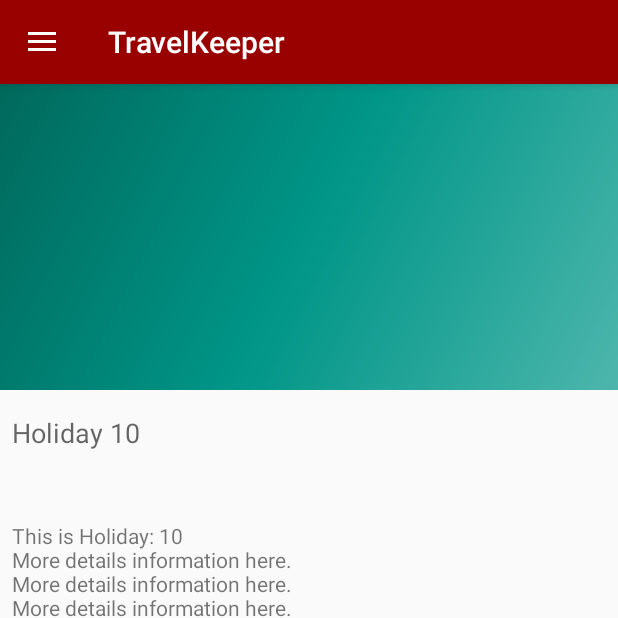
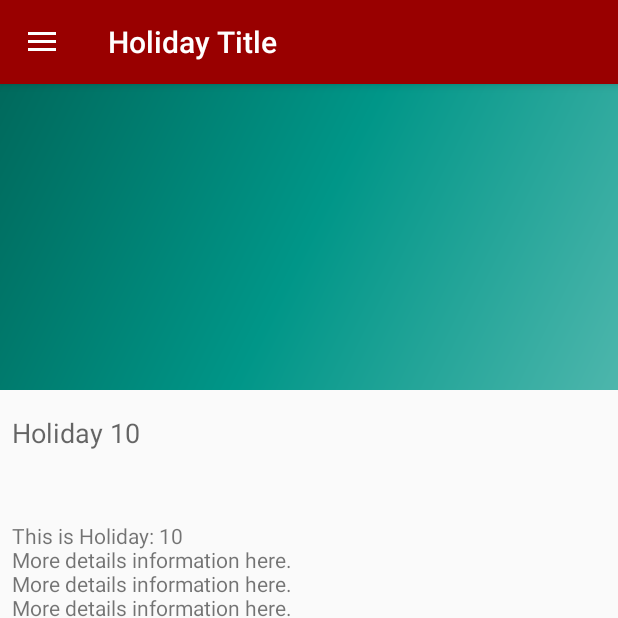
Before and after one commit to geoking/TravelKeeper, an Android app: the fragment HolidayFragment placed in its activity, after a tap on "10", on a phone screen of 412 x 824 dp, the top half of it. Run offline under Robolectric (Android 15) with nearby library versions, the phone set to English and light mode, and no system bars.

Commit message:
Updates strings and titles

```diff
--- a/app/src/main/java/me/geoking/travelkeeper/fragments/HolidayDetailsFragment.java
+++ b/app/src/main/java/me/geoking/travelkeeper/fragments/HolidayDetailsFragment.java
@@ -63,12 +63,19 @@ public class HolidayDetailsFragment extends Fragment {
     }
 
     @Override
+    public void onResume() {
+        super.onResume();
+        String title = getActivity().getResources().getString(R.string.title_holiday_details);
+        getActivity().setTitle(title);
+    }
+
+    @Override
     public View onCreateView(LayoutInflater inflater, ViewGroup container,
                              Bundle savedInstanceState) {
         // Inflate the layout for this fragment
         View view = inflater.inflate(R.layout.fragment_holiday_details, container, false);
 
-        TextView titleField = view.findViewById(R.id.holiday_details_title);
+        TextView titleField = view.findViewById(R.id.title_holiday_details);
         titleField.setText(item.content);
         TextView notesField = view.findViewById(R.id.holiday_notes);
         notesField.setText(item.details);
--- a/app/src/main/java/me/geoking/travelkeeper/fragments/HolidayFragment.java
+++ b/app/src/main/java/me/geoking/travelkeeper/fragments/HolidayFragment.java
@@ -55,6 +55,13 @@ public class HolidayFragment extends Fragment {
     }
 
     @Override
+    public void onResume() {
+        super.onResume();
+        String title = getActivity().getResources().getString(R.string.title_holidays);
+        getActivity().setTitle(title);
+    }
+
+    @Override
     public View onCreateView(LayoutInflater inflater, ViewGroup container,
                              Bundle savedInstanceState) {
         View view = inflater.inflate(R.layout.fragment_holiday_list, container, false);
--- a/app/src/main/java/me/geoking/travelkeeper/fragments/MainFragment.java
+++ b/app/src/main/java/me/geoking/travelkeeper/fragments/MainFragment.java
@@ -62,6 +62,13 @@ public class MainFragment extends Fragment {
     }
 
     @Override
+    public void onResume() {
+        super.onResume();
+        String title = getActivity().getResources().getString(R.string.app_name);
+        getActivity().setTitle(title);
+    }
+
+    @Override
     public View onCreateView(LayoutInflater inflater, ViewGroup container,
                              Bundle savedInstanceState) {
         // Inflate the layout for this fragment
--- a/app/src/main/java/me/geoking/travelkeeper/model/Holiday.java
+++ b/app/src/main/java/me/geoking/travelkeeper/model/Holiday.java
@@ -15,7 +15,7 @@ public class Holiday implements Serializable {
     private String endDate;
 
     public Holiday(Context context) {
-        description = context.getString(R.string.holiday_details_title);
+        description = context.getString(R.string.title_holiday_details);
         notes = context.getString(R.string.holiday_notes);
      //   startDate = context.getString(R.string.start_date);
      //   endDate = context.getString(R.string.end_date);
--- a/app/src/main/res/layout/fragment_holiday_details.xml
+++ b/app/src/main/res/layout/fragment_holiday_details.xml
@@ -32,16 +32,16 @@
             app:layout_constraintBottom_toBottomOf="parent"
             app:layout_constraintEnd_toEndOf="parent"
             app:layout_constraintStart_toStartOf="parent"
-            app:layout_constraintTop_toBottomOf="@+id/holiday_details_title"
+            app:layout_constraintTop_toBottomOf="@+id/title_holiday_details"
             app:layout_constraintVertical_bias="0.100000024" />
 
         <TextView
-            android:id="@+id/holiday_details_title"
+            android:id="@+id/title_holiday_details"
             android:layout_width="match_parent"
             android:layout_height="29dp"
             android:layout_marginEnd="8dp"
             android:layout_marginStart="8dp"
-            android:text="@string/holiday_details_title"
+            android:text="@string/title_holiday_details"
             android:textAppearance="@android:style/TextAppearance.Material.Medium"
             app:layout_constraintBottom_toBottomOf="parent"
             app:layout_constraintEnd_toEndOf="parent"
--- a/app/src/main/res/layout/fragment_holiday_details_edit.xml
+++ b/app/src/main/res/layout/fragment_holiday_details_edit.xml
@@ -34,7 +34,7 @@
             app:layout_constraintEnd_toEndOf="parent"
             app:layout_constraintHorizontal_bias="0.0"
             app:layout_constraintStart_toStartOf="parent"
-            app:layout_constraintTop_toBottomOf="@+id/holiday_details_title"
+            app:layout_constraintTop_toBottomOf="@+id/title_holiday_details"
             app:layout_constraintVertical_bias="0.849" />
 
         <EditText
@@ -73,7 +73,7 @@
             android:layout_height="49dp"
             android:layout_marginEnd="8dp"
             android:layout_marginStart="8dp"
-            android:text="@string/holiday_details_title"
+            android:text="@string/title_holiday_details"
             android:textAppearance="@android:style/TextAppearance.Material.Medium"
             app:layout_constraintBottom_toBottomOf="parent"
             app:layout_constraintEnd_toEndOf="parent"
--- a/app/src/main/res/layout/nav_header_main.xml
+++ b/app/src/main/res/layout/nav_header_main.xml
@@ -23,7 +23,7 @@
         android:layout_width="match_parent"
         android:layout_height="wrap_content"
         android:paddingTop="@dimen/nav_header_vertical_spacing"
-        android:text="TravelKeeper Navigation"
+        android:text="@string/navigation_title"
         android:textAppearance="@style/TextAppearance.AppCompat.Body1"
         android:textSize="18sp" />
 
--- a/app/src/main/res/values/strings.xml
+++ b/app/src/main/res/values/strings.xml
@@ -6,10 +6,11 @@
 
     <string name="action_settings">Settings</string>
     <string name="main_title">Travel Keeper</string>
-    <string name="title_activity_holidays">Holidays</string>
-    <string name="title_activity_visited">Places Visited</string>
+    <string name="title_holidays">Holidays</string>
+    <string name="title_holiday_details">Holiday Title</string>
+    <string name="title_holiday_details_edit">Edit Holiday</string>
+    <string name="title_places_visited">Places Visited</string>
     <string name="holiday_notes">Holiday Notes</string>
-    <string name="holiday_details_title">Holiday Title</string>
     <string name="holiday_details_tags">Holiday Tags</string>
     <string name="holiday_details_start">Start Date</string>
     <string name="holiday_details_end">End Date</string>
@@ -20,5 +21,6 @@
 
     <!-- TODO: Remove or change this placeholder text -->
     <string name="hello_blank_fragment">Hello blank fragment</string>
+    <string name="navigation_title">TravelKeeper Navigation</string>
 
 </resources>
```
Also changed, not shown: app/src/main/java/me/geoking/travelkeeper/fragments/HolidayDetailsEditFragment.java (+7 -0 lines).
